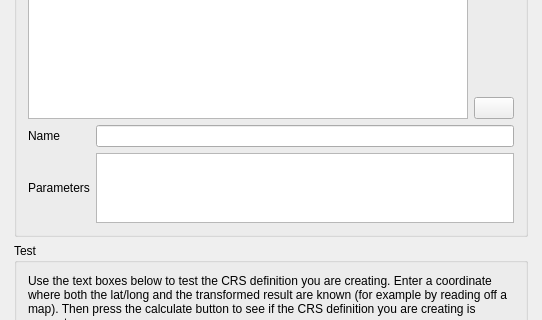
First picture: the form in src/ui/qgscustomprojectiondialogbase.ui, repository carsmie/QGIS, before the edit; both pictures show x 0 to 542 and y 160 to 480 of the 542 by 650 pixel window.
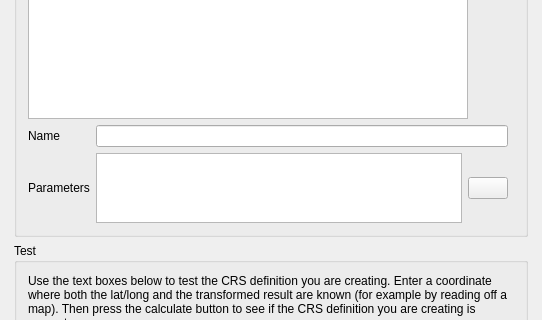
Second picture: the form after the edit. Icons and pictures are not drawn. Custom widgets are drawn as their Qt base class.

Commit message:
Move 'copy crs' button to more logical place in dialog
Since the copy is actually copying the definition OVER the
current crs definition (as opposed to adding a NEW custom
crs with the copied definition), it should sit next to the
definition box and not in the same space as the add crs
button.

```diff
--- a/src/ui/qgscustomprojectiondialogbase.ui
+++ b/src/ui/qgscustomprojectiondialogbase.ui
@@ -56,17 +56,14 @@
           <string>Define</string>
          </property>
          <layout class="QGridLayout" name="gridLayout_3">
-          <item row="0" column="0" colspan="2">
-           <widget class="QLabel" name="label">
+          <item row="3" column="0">
+           <widget class="QLabel" name="label_4">
             <property name="text">
-             <string>You can define your own custom Coordinate Reference System (CRS) here. The definition must conform to the proj4 format for specifying a CRS.</string>
-            </property>
-            <property name="wordWrap">
-             <bool>true</bool>
+             <string>Parameters</string>
             </property>
            </widget>
           </item>
-          <item row="1" column="0" colspan="2">
+          <item row="1" column="0" colspan="3">
            <layout class="QHBoxLayout" name="horizontalLayout">
             <item>
              <widget class="QTreeWidget" name="leNameList">
@@ -145,24 +142,44 @@
                 </property>
                </spacer>
               </item>
-              <item>
-               <widget class="QPushButton" name="pbnCopyCRS">
-                <property name="toolTip">
-                 <string>Copy existing CRS</string>
-                </property>
-                <property name="text">
-                 <string/>
-                </property>
-                <property name="icon">
-                 <iconset resource="../../images/images.qrc">
-                  <normaloff>:/images/themes/default/mActionEditCopy.svg</normaloff>:/images/themes/default/mActionEditCopy.svg</iconset>
-                </property>
-               </widget>
-              </item>
              </layout>
             </item>
            </layout>
           </item>
+          <item row="3" column="1">
+           <layout class="QHBoxLayout" name="horizontalLayout_2">
+            <item>
+             <widget class="QPlainTextEdit" name="teParameters">
+              <property name="sizePolicy">
+               <sizepolicy hsizetype="Expanding" vsizetype="Fixed">
+                <horstretch>0</horstretch>
+                <verstretch>0</verstretch>
+               </sizepolicy>
+              </property>
+              <property name="maximumSize">
+               <size>
+                <width>16777215</width>
+                <height>70</height>
+               </size>
+              </property>
+             </widget>
+            </item>
+            <item>
+             <widget class="QPushButton" name="pbnCopyCRS">
+              <property name="toolTip">
+               <string>Copy parameters from existing CRS</string>
+              </property>
+              <property name="text">
+               <string/>
+              </property>
+              <property name="icon">
+               <iconset resource="../../images/images.qrc">
+                <normaloff>:/images/themes/default/mActionEditCopy.svg</normaloff>:/images/themes/default/mActionEditCopy.svg</iconset>
+              </property>
+             </widget>
+            </item>
+           </layout>
+          </item>
           <item row="2" column="0">
            <widget class="QLabel" name="label_3">
             <property name="text">
@@ -170,32 +187,19 @@
             </property>
            </widget>
           </item>
+          <item row="0" column="0" colspan="3">
+           <widget class="QLabel" name="label">
+            <property name="text">
+             <string>You can define your own custom Coordinate Reference System (CRS) here. The definition must conform to the proj4 format for specifying a CRS.</string>
+            </property>
+            <property name="wordWrap">
+             <bool>true</bool>
+            </property>
+           </widget>
+          </item>
           <item row="2" column="1">
            <widget class="QLineEdit" name="leName"/>
           </item>
-          <item row="3" column="0">
-           <widget class="QLabel" name="label_4">
-            <property name="text">
-             <string>Parameters</string>
-            </property>
-           </widget>
-          </item>
-          <item row="3" column="1">
-           <widget class="QPlainTextEdit" name="teParameters">
-            <property name="sizePolicy">
-             <sizepolicy hsizetype="Expanding" vsizetype="Fixed">
-              <horstretch>0</horstretch>
-              <verstretch>0</verstretch>
-             </sizepolicy>
-            </property>
-            <property name="maximumSize">
-             <size>
-              <width>16777215</width>
-              <height>70</height>
-             </size>
-            </property>
-           </widget>
-          </item>
          </layout>
         </widget>
        </item>
```
Left out of the diff: 4 changed lines with no effect on the pictures.
